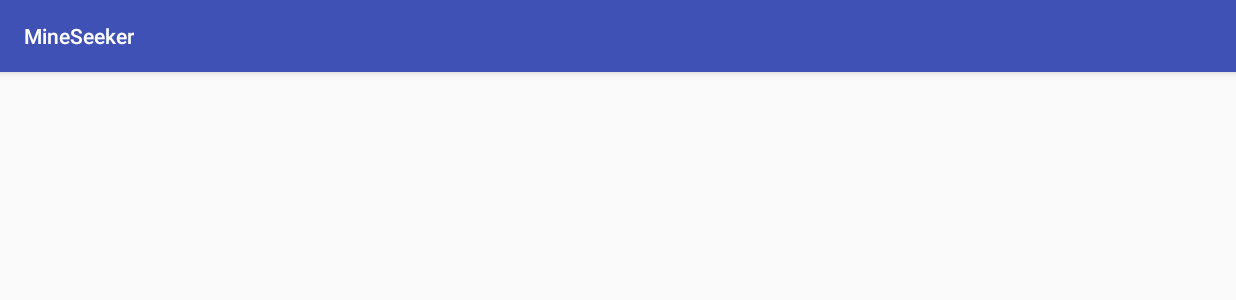
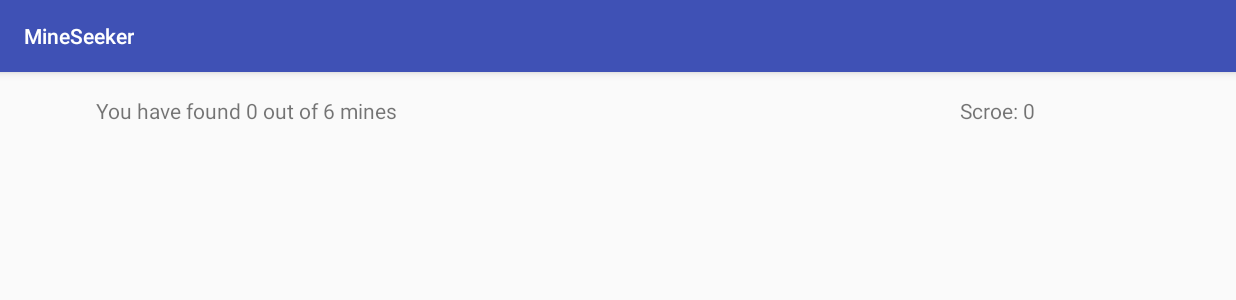
Before and after one commit to shanerbo/Mine-Seeker, an Android app: the UserMenu screen opened directly, with no data from a screen before it, after a tap on "PLAY!", on a phone screen of 824 x 412 dp (held sideways). Shown: the top 300 px of the screen. Run offline under Robolectric (Android 15) with nearby library versions, the light colour scheme and no system bars.

Commit message:
everything is done but the main game

```diff
--- a/app/src/main/java/com/example/ottot/mineseeker/UserMenu.java
+++ b/app/src/main/java/com/example/ottot/mineseeker/UserMenu.java
@@ -35,6 +35,9 @@ public class UserMenu extends AppCompatActivity {//this is the actual main activ
     @Override
     protected void onActivityResult(int requestCode, int resultCode, Intent data) {
         switch (requestCode) {
+            case 1:
+                //111
+                break;
             case 2:
                 if (data.getIntExtra("resetTimeOrNot", 0) == 1) {
                     resetPlaytime();
@@ -56,7 +59,11 @@ public class UserMenu extends AppCompatActivity {//this is the actual main activ
             @Override
             public void onClick(View v) {
                 Intent game_Start = main_Game.makeIntent(UserMenu.this);
-                startActivity(game_Start);
+                game_Start.putExtra("dimCode",dim_code);
+                game_Start.putExtra("mineCode",mine_code);
+                game_Start.putExtra("time",TimePlayed);
+                game_Start.putExtra("scr",BestScore);
+                startActivityForResult(game_Start,1);
             }
         });
     }
--- a/app/src/main/java/com/example/ottot/mineseeker/main_Game.java
+++ b/app/src/main/java/com/example/ottot/mineseeker/main_Game.java
@@ -4,13 +4,60 @@ import android.content.Context;
 import android.content.Intent;
 import android.support.v7.app.AppCompatActivity;
 import android.os.Bundle;
+import android.widget.TableLayout;
 
 public class main_Game extends AppCompatActivity {
-
+    private table game_data;
+    private int tableCol;
+    private int tableRow;
+    private int numOfMine;
+    private int timePlayed;
+    private int bestScr;
     @Override
     protected void onCreate(Bundle savedInstanceState) {
         super.onCreate(savedInstanceState);
         setContentView(R.layout.activity_main_game);
+
+        Intent passedInData = getIntent();
+        int dimC= passedInData.getIntExtra("dimCode",0);
+        numOfMine = passedInData.getIntExtra("mineCode",0);
+        timePlayed = passedInData.getIntExtra("time",0);
+        bestScr = passedInData.getIntExtra("scr",0);
+        dimensionGenerate(dimC);
+
+        mineFieldGenerate();
+    }
+
+    private void mineFieldGenerate() {
+        TableLayout mineField = (TableLayout)findViewById(R.id.mineField);
+
+    }
+
+    private void dimensionGenerate(int Dcode) {
+        if (Dcode==0){
+            tableRow = 4;
+            tableCol = 6;
+        }
+        else if (Dcode == 1){
+            tableRow = 5;
+            tableCol = 7;
+        }
+        else if (Dcode == 2){
+            tableRow = 6;
+            tableCol = 8;
+        }
+        else if (Dcode == 3){
+            tableRow = 4;
+            tableCol = 8;
+        }
+        else if (Dcode == 4){
+            tableRow = 5;
+            tableCol = 12;
+        }
+        else if (Dcode == 5){
+            tableRow = 6;
+            tableCol = 15;
+        }
     }
 
     public static Intent makeIntent(Context context){
--- a/app/src/main/res/layout/activity_main_game.xml
+++ b/app/src/main/res/layout/activity_main_game.xml
@@ -10,4 +10,48 @@
     android:paddingTop="@dimen/activity_vertical_margin"
     tools:context="com.example.ottot.mineseeker.main_Game">
 
+    <TextView
+        android:text="@string/findIntro"
+        android:layout_width="wrap_content"
+        android:layout_height="wrap_content"
+        android:id="@+id/found_mine"
+        android:layout_alignParentTop="true"
+        android:layout_alignParentLeft="true"
+        android:layout_alignParentStart="true" />
+
+    <TableLayout
+        android:layout_width="match_parent"
+        android:layout_height="match_parent"
+        android:layout_below="@+id/found_mine"
+        android:layout_alignParentLeft="true"
+        android:layout_alignParentStart="true"
+        android:id="@+id/mineField">
+
+        <TableRow
+            android:layout_width="match_parent"
+            android:layout_height="match_parent" />
+
+        <TableRow
+            android:layout_width="match_parent"
+            android:layout_height="match_parent" />
+
+        <TableRow
+            android:layout_width="match_parent"
+            android:layout_height="match_parent" />
+
+        <TableRow
+            android:layout_width="match_parent"
+            android:layout_height="match_parent" />
+    </TableLayout>
+
+    <TextView
+        android:text="@string/scrIntro"
+        android:layout_width="wrap_content"
+        android:layout_height="wrap_content"
+        android:layout_above="@+id/mineField"
+        android:layout_alignParentRight="true"
+        android:layout_alignParentEnd="true"
+        android:layout_marginRight="70dp"
+        android:layout_marginEnd="70dp"
+        android:id="@+id/scoreBoard" />
 </RelativeLayout>
--- a/app/src/main/res/values/strings.xml
+++ b/app/src/main/res/values/strings.xml
@@ -27,7 +27,8 @@
         <item>5 rows by 12 cols</item>
         <item>6 rows by 15 cols</item>
     </string-array>
-
+    <string name="findIntro">You have found 0 out of 6 mines</string>
+    <string name="scrIntro">Scroe: 0</string>
     <string-array name="numMineDD">
         <item>6</item>
         <item>10</item>
--- a/build.gradle
+++ b/build.gradle
@@ -5,7 +5,7 @@ buildscript {
         jcenter()
     }
     dependencies {
-        classpath 'com.android.tools.build:gradle:2.3.0-beta3'
+        classpath 'com.android.tools.build:gradle:2.2.3'
 
         // NOTE: Do not place your application dependencies here; they belong
         // in the individual module build.gradle files
```
